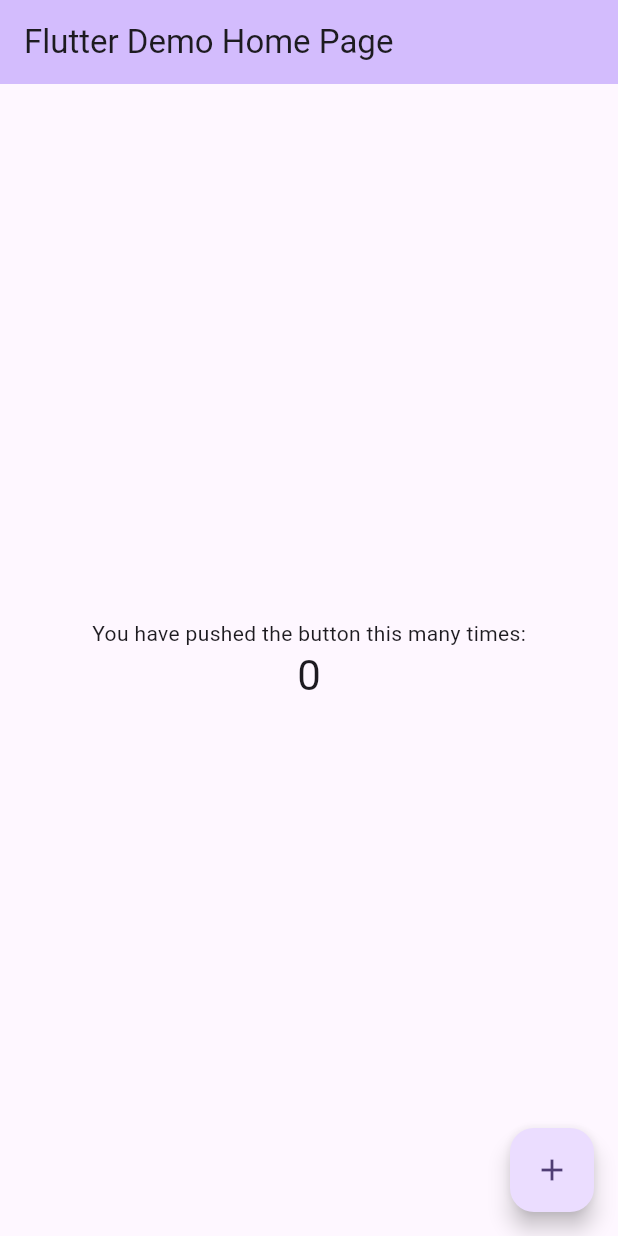
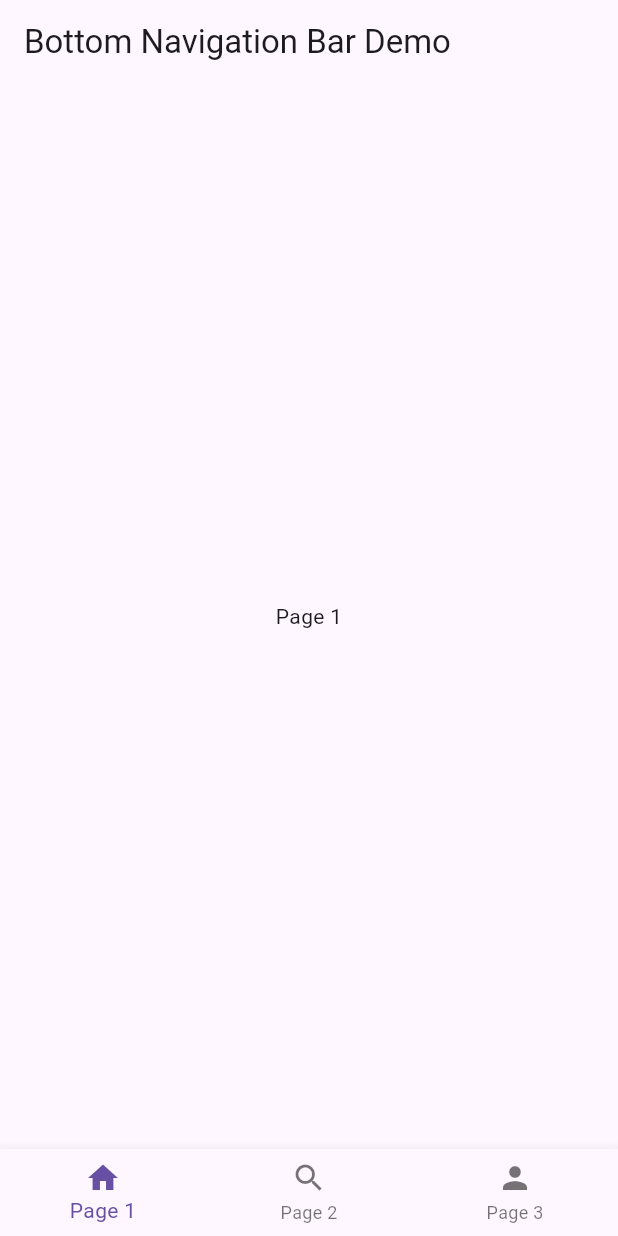
Before and after one commit to kharryhsu9/NTHU_Tracker, a Flutter app: the screen it shows after launch, on a phone screen of 412 x 824 dp. Run offline on Flutter 3.47's test engine with Material 3 defaults, Android fonts, the phone set to English and light mode, and no system bars.

Commit message:
add navigator

```diff
--- a/lib/main.dart
+++ b/lib/main.dart
@@ -1,125 +1,93 @@
 import 'package:flutter/material.dart';
 
 void main() {
-  runApp(const MyApp());
+  runApp(MyApp());
 }
 
 class MyApp extends StatelessWidget {
-  const MyApp({super.key});
-
-  // This widget is the root of your application.
   @override
   Widget build(BuildContext context) {
     return MaterialApp(
-      title: 'Flutter Demo',
+      title: 'Bottom Navigation Bar Demo',
       theme: ThemeData(
-        // This is the theme of your application.
-        //
-        // TRY THIS: Try running your application with "flutter run". You'll see
-        // the application has a purple toolbar. Then, without quitting the app,
-        // try changing the seedColor in the colorScheme below to Colors.green
-        // and then invoke "hot reload" (save your changes or press the "hot
-        // reload" button in a Flutter-supported IDE, or press "r" if you used
-        // the command line to start the app).
-        //
-        // Notice that the counter didn't reset back to zero; the application
-        // state is not lost during the reload. To reset the state, use hot
-        // restart instead.
-        //
-        // This works for code too, not just values: Most code changes can be
-        // tested with just a hot reload.
-        colorScheme: ColorScheme.fromSeed(seedColor: Colors.deepPurple),
-        useMaterial3: true,
+        primarySwatch: Colors.blue,
+        visualDensity: VisualDensity.adaptivePlatformDensity,
       ),
-      home: const MyHomePage(title: 'Flutter Demo Home Page'),
+      home: MyHomePage(),
     );
   }
 }
 
 class MyHomePage extends StatefulWidget {
-  const MyHomePage({super.key, required this.title});
-
-  // This widget is the home page of your application. It is stateful, meaning
-  // that it has a State object (defined below) that contains fields that affect
-  // how it looks.
-
-  // This class is the configuration for the state. It holds the values (in this
-  // case the title) provided by the parent (in this case the App widget) and
-  // used by the build method of the State. Fields in a Widget subclass are
-  // always marked "final".
-
-  final String title;
-
   @override
-  State<MyHomePage> createState() => _MyHomePageState();
+  _MyHomePageState createState() => _MyHomePageState();
 }
 
 class _MyHomePageState extends State<MyHomePage> {
-  int _counter = 0;
+  int _currentIndex = 0;
 
-  void _incrementCounter() {
-    setState(() {
-      // This call to setState tells the Flutter framework that something has
-      // changed in this State, which causes it to rerun the build method below
-      // so that the display can reflect the updated values. If we changed
-      // _counter without calling setState(), then the build method would not be
-      // called again, and so nothing would appear to happen.
-      _counter++;
-    });
-  }
+  final List<Widget> _pages = [
+    Page1(),
+    Page2(),
+    Page3(),
+  ];
 
   @override
   Widget build(BuildContext context) {
-    // This method is rerun every time setState is called, for instance as done
-    // by the _incrementCounter method above.
-    //
-    // The Flutter framework has been optimized to make rerunning build methods
-    // fast, so that you can just rebuild anything that needs updating rather
-    // than having to individually change instances of widgets.
     return Scaffold(
       appBar: AppBar(
-        // TRY THIS: Try changing the color here to a specific color (to
-        // Colors.amber, perhaps?) and trigger a hot reload to see the AppBar
-        // change color while the other colors stay the same.
-        backgroundColor: Theme.of(context).colorScheme.inversePrimary,
-        // Here we take the value from the MyHomePage object that was created by
-        // the App.build method, and use it to set our appbar title.
-        title: Text(widget.title),
+        title: Text('Bottom Navigation Bar Demo'),
       ),
-      body: Center(
-        // Center is a layout widget. It takes a single child and positions it
-        // in the middle of the parent.
-        child: Column(
-          // Column is also a layout widget. It takes a list of children and
-          // arranges them vertically. By default, it sizes itself to fit its
-          // children horizontally, and tries to be as tall as its parent.
-          //
-          // Column has various properties to control how it sizes itself and
-          // how it positions its children. Here we use mainAxisAlignment to
-          // center the children vertically; the main axis here is the vertical
-          // axis because Columns are vertical (the cross axis would be
-          // horizontal).
-          //
-          // TRY THIS: Invoke "debug painting" (choose the "Toggle Debug Paint"
-          // action in the IDE, or press "p" in the console), to see the
-          // wireframe for each widget.
-          mainAxisAlignment: MainAxisAlignment.center,
-          children: <Widget>[
-            const Text(
-              'You have pushed the button this many times:',
-            ),
-            Text(
-              '$_counter',
-              style: Theme.of(context).textTheme.headlineMedium,
-            ),
-          ],
-        ),
+      body: _pages[_currentIndex],
+      bottomNavigationBar: BottomNavigationBar(
+        currentIndex: _currentIndex,
+        onTap: (index) {
+          setState(() {
+            _currentIndex = index;
+          });
+        },
+        items: [
+          BottomNavigationBarItem(
+            icon: Icon(Icons.home),
+            label: 'Page 1',
+          ),
+          BottomNavigationBarItem(
+            icon: Icon(Icons.search),
+            label: 'Page 2',
+          ),
+          BottomNavigationBarItem(
+            icon: Icon(Icons.person),
+            label: 'Page 3',
+          ),
+        ],
       ),
-      floatingActionButton: FloatingActionButton(
-        onPressed: _incrementCounter,
-        tooltip: 'Increment',
-        child: const Icon(Icons.add),
-      ), // This trailing comma makes auto-formatting nicer for build methods.
     );
   }
 }
+
+class Page1 extends StatelessWidget {
+  @override
+  Widget build(BuildContext context) {
+    return Center(
+      child: Text('Page 1'),
+    );
+  }
+}
+
+class Page2 extends StatelessWidget {
+  @override
+  Widget build(BuildContext context) {
+    return Center(
+      child: Text('Page 2'),
+    );
+  }
+}
+
+class Page3 extends StatelessWidget {
+  @override
+  Widget build(BuildContext context) {
+    return Center(
+      child: Text('Page 3'),
+    );
+  }
+}
```
Also changed, not shown: 1 other file.
